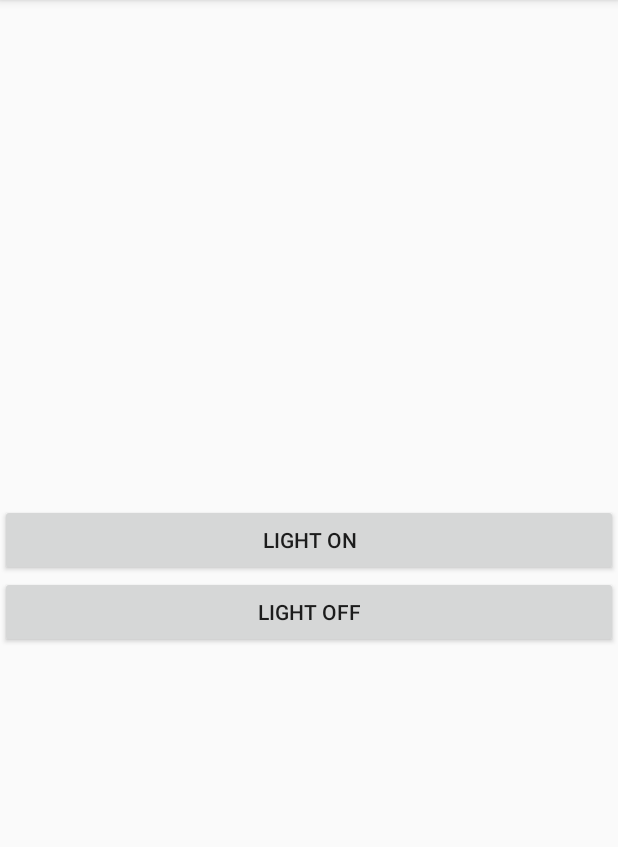
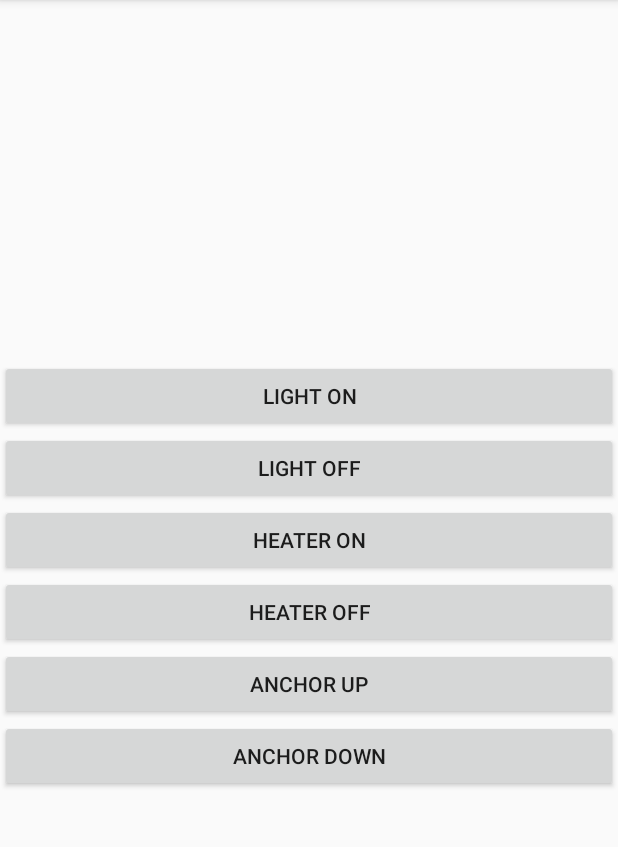
Before and after one commit to Qamas95/smartyachtsolution, an Android app: the AfterClick screen opened directly, with no data from a screen before it, on a phone screen of 412 x 824 dp, the part 84-931 px from its top. Run offline under Robolectric (Android 15) with nearby library versions, the light colour scheme and no system bars; Roboto replaces fonts that are not available here; 6 statements that could not run were skipped.

Commit message:
Add buttons to control "Light", "Heater" and "Anchor".

```diff
--- a/SmartYachtSolutions/app/src/main/java/com/example/smartyachtsolutions/AfterClick.java
+++ b/SmartYachtSolutions/app/src/main/java/com/example/smartyachtsolutions/AfterClick.java
@@ -31,7 +31,7 @@ public class AfterClick extends AppCompatActivity {
     private ListView lstvw;
     private ArrayAdapter<BluetoothDevice> aAdapter;
     private BluetoothAdapter bAdapter = BluetoothAdapter.getDefaultAdapter();
-    Button turnLightOn, turnLightOff;
+    Button turnLightOn, turnLightOff, turnHeaterOn, turnHeaterOff,AnchorOn,AnchorOff;
     public static final String BT_UUID = "00001101-0000-1000-8000-00805F9B34FB";
     public OutputStream mmOutStream;
     @Override
@@ -44,6 +44,11 @@ public class AfterClick extends AppCompatActivity {
 
          turnLightOn = findViewById(R.id.light_on);
          turnLightOff = findViewById(R.id.light_off);
+         turnHeaterOn = findViewById(R.id.heater_on);
+         turnHeaterOff = findViewById(R.id.heater_off);
+         AnchorOn = findViewById(R.id.AnchorOn);
+         AnchorOff = findViewById(R.id.AnchorOff);
+
 
         UUID uuid = UUID.fromString("00001101-0000-1000-8000-00805F9B34FB");
         BluetoothAdapter adapter = BluetoothAdapter.getDefaultAdapter();
@@ -104,6 +109,60 @@ public class AfterClick extends AppCompatActivity {
 
             }
         });
+
+
+        turnHeaterOn.setOnClickListener(new View.OnClickListener() {
+            @Override
+            public void onClick(View view) {
+                try {
+                    finalOstream.write("10".getBytes());
+                } catch (IOException e) {
+
+                }
+
+            }
+        });
+
+        turnHeaterOff.setOnClickListener(new View.OnClickListener() {
+            @Override
+            public void onClick(View view) {
+                try {
+                    finalOstream.write("01".getBytes());
+                } catch (IOException e) {
+
+                }
+
+            }
+        });
+
+
+        AnchorOn.setOnClickListener(new View.OnClickListener() {
+            @Override
+            public void onClick(View view) {
+                try {
+                    finalOstream.write("100".getBytes());
+                } catch (IOException e) {
+
+                }
+
+            }
+        });
+
+        AnchorOff.setOnClickListener(new View.OnClickListener() {
+            @Override
+            public void onClick(View view) {
+                try {
+                    finalOstream.write("011".getBytes());
+                } catch (IOException e) {
+
+                }
+
+            }
+        });
+
+
+
+
 
 
     }
--- a/SmartYachtSolutions/app/src/main/res/layout/activity_after_click.xml
+++ b/SmartYachtSolutions/app/src/main/res/layout/activity_after_click.xml
@@ -27,7 +27,29 @@
             android:text="Light Off"
             android:id="@+id/light_off"/>
 
+        <Button
+            android:layout_width="match_parent"
+            android:layout_height="wrap_content"
+            android:text="Heater On"
+            android:id="@+id/heater_on"/>
 
+        <Button
+            android:layout_width="match_parent"
+            android:layout_height="wrap_content"
+            android:text="Heater Off"
+            android:id="@+id/heater_off"/>
+
+        <Button
+            android:layout_width="match_parent"
+            android:layout_height="wrap_content"
+            android:text="Anchor Up"
+            android:id="@+id/AnchorOn"/>
+
+        <Button
+            android:layout_width="match_parent"
+            android:layout_height="wrap_content"
+            android:text="Anchor Down"
+            android:id="@+id/AnchorOff"/>
 
 
     </LinearLayout>
```
